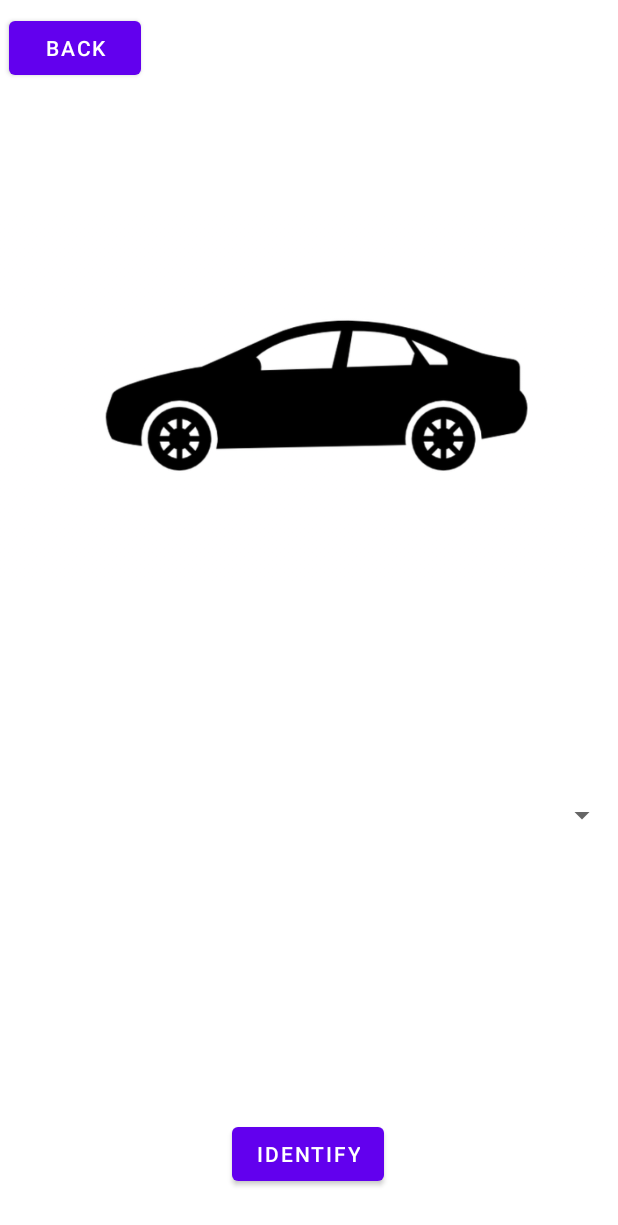
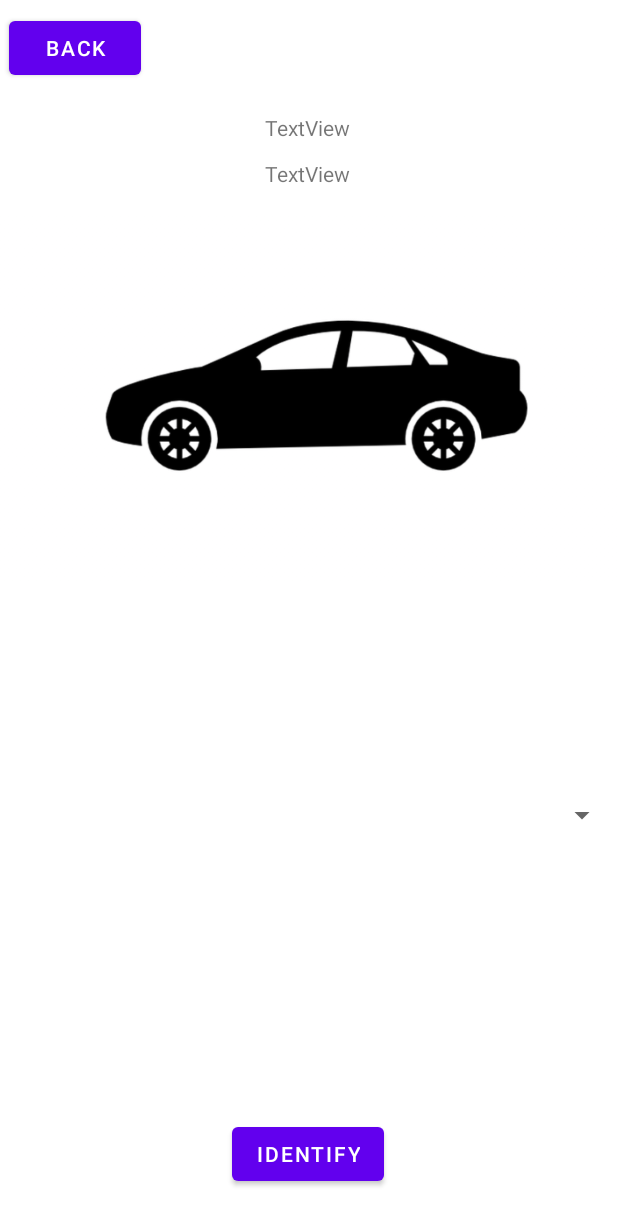
Before and after one commit to komolbek/Car-selection-game, an Android app: the layout activity_car_make_identify.xml on its own in the app's theme, with its tools: preview values and no code run, on a phone screen of 412 x 824 dp. Shown: the top 1225 px of the screen. Run offline under Robolectric (Android 15) with nearby library versions, the light colour scheme and no system bars.

Commit message:
[master] Added compare logic. Added result textView.

```diff
--- a/app/src/main/res/layout/activity_car_make_identify.xml
+++ b/app/src/main/res/layout/activity_car_make_identify.xml
@@ -51,4 +51,27 @@
         app:layout_constraintStart_toStartOf="parent"
         app:layout_constraintTop_toTopOf="parent"
         tools:srcCompat="@drawable/default_car" />
+
+    <TextView
+        android:id="@+id/carMakeResultTextView"
+        android:layout_width="wrap_content"
+        android:layout_height="wrap_content"
+        android:text="TextView"
+        app:layout_constraintBottom_toTopOf="@+id/carIdentifyImageView"
+        app:layout_constraintEnd_toEndOf="parent"
+        app:layout_constraintHorizontal_bias="0.498"
+        app:layout_constraintStart_toStartOf="parent"
+        app:layout_constraintTop_toTopOf="parent"
+        app:layout_constraintVertical_bias="0.662" />
+
+    <TextView
+        android:id="@+id/resultCarNameTextView"
+        android:layout_width="wrap_content"
+        android:layout_height="wrap_content"
+        android:layout_marginBottom="8dp"
+        android:text="TextView"
+        app:layout_constraintBottom_toTopOf="@+id/carIdentifyImageView"
+        app:layout_constraintEnd_toEndOf="parent"
+        app:layout_constraintHorizontal_bias="0.498"
+        app:layout_constraintStart_toStartOf="parent" />
 </androidx.constraintlayout.widget.ConstraintLayout>
```
Also changed, not shown: app/src/main/java/com/example/w1754980cargame/CarMakeIdentifyActivity.java (+67 -22 lines).
